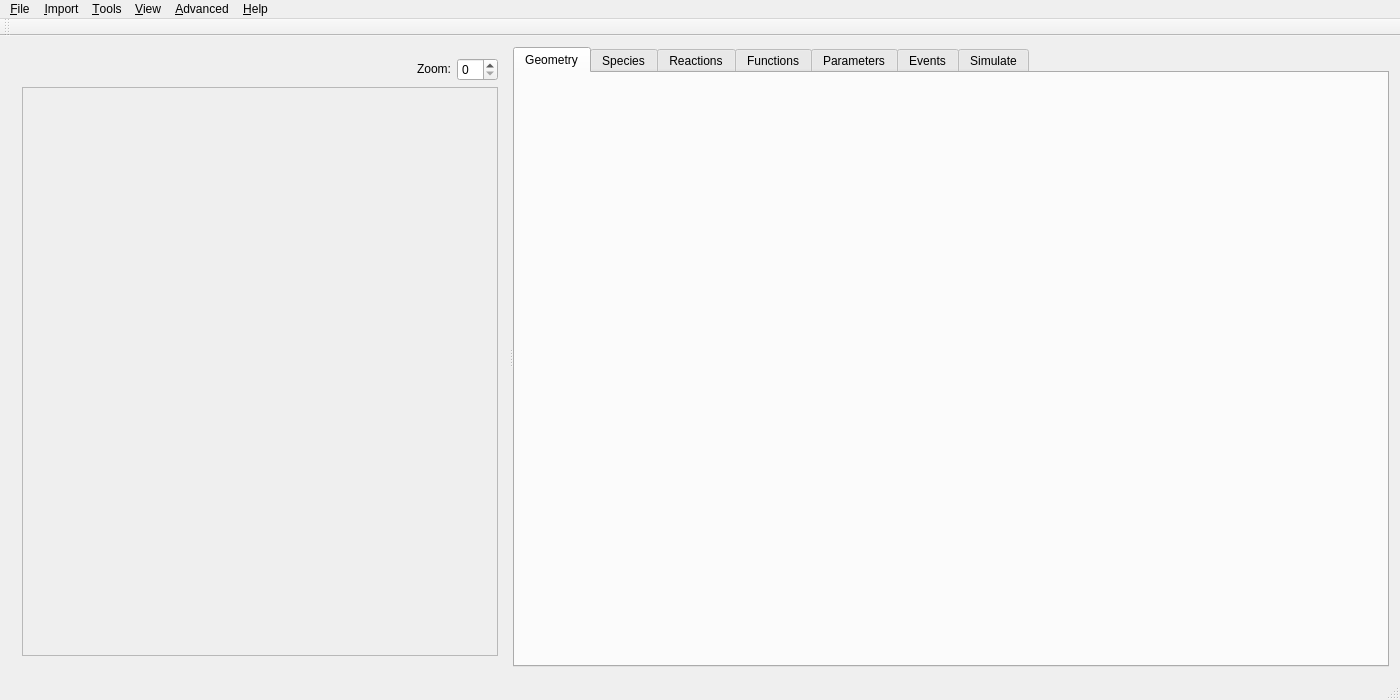
Qt form gui/mainwindow.ui (spatial-model-editor/spatial-model-editor) before a commit.
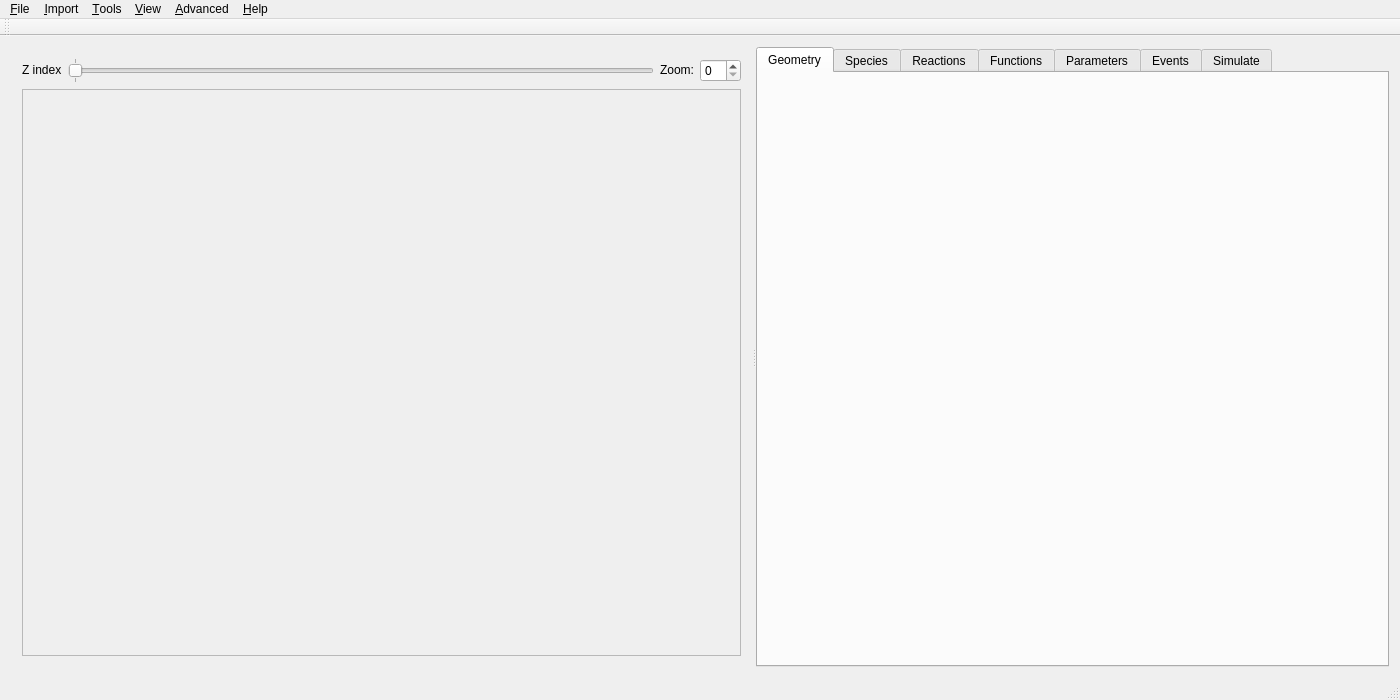
The same form after that commit. Custom widgets are drawn as their Qt base class.

Commit message: add slider to select Z slice of geometry

```diff
--- a/gui/mainwindow.ui
+++ b/gui/mainwindow.ui
@@ -32,6 +32,22 @@
       <widget class="QWidget" name="gridLayoutWidget">
        <layout class="QGridLayout" name="gridLayout">
         <item row="0" column="2">
+         <widget class="QLabel" name="lblGeometryZoomLabel">
+          <property name="sizePolicy">
+           <sizepolicy hsizetype="Fixed" vsizetype="Fixed">
+            <horstretch>0</horstretch>
+            <verstretch>0</verstretch>
+           </sizepolicy>
+          </property>
+          <property name="text">
+           <string>Zoom:</string>
+          </property>
+          <property name="alignment">
+           <set>Qt::AlignRight|Qt::AlignTrailing|Qt::AlignVCenter</set>
+          </property>
+         </widget>
+        </item>
+        <item row="0" column="3">
          <widget class="QSpinBox" name="spinGeometryZoom">
           <property name="sizePolicy">
            <sizepolicy hsizetype="Fixed" vsizetype="Fixed">
@@ -44,20 +60,7 @@
           </property>
          </widget>
         </item>
-        <item row="0" column="0">
-         <widget class="QLabel" name="lblGeometryStatus">
-          <property name="sizePolicy">
-           <sizepolicy hsizetype="Preferred" vsizetype="Fixed">
-            <horstretch>0</horstretch>
-            <verstretch>0</verstretch>
-           </sizepolicy>
-          </property>
-          <property name="text">
-           <string/>
-          </property>
-         </widget>
-        </item>
-        <item row="1" column="0" colspan="3">
+        <item row="1" column="0" colspan="4">
          <widget class="QScrollArea" name="scrollGeometry">
           <property name="widgetResizable">
            <bool>true</bool>
@@ -93,19 +96,29 @@
           </widget>
          </widget>
         </item>
+        <item row="0" column="0">
+         <widget class="QLabel" name="lblGeometryStatus">
+          <property name="sizePolicy">
+           <sizepolicy hsizetype="Preferred" vsizetype="Fixed">
+            <horstretch>0</horstretch>
+            <verstretch>0</verstretch>
+           </sizepolicy>
+          </property>
+          <property name="text">
+           <string>Z index</string>
+          </property>
+         </widget>
+        </item>
         <item row="0" column="1">
-         <widget class="QLabel" name="lblGeometryZoomLabel">
-          <property name="sizePolicy">
-           <sizepolicy hsizetype="Fixed" vsizetype="Fixed">
-            <horstretch>0</horstretch>
-            <verstretch>0</verstretch>
-           </sizepolicy>
+         <widget class="QSlider" name="slideGeometryZIndex">
+          <property name="maximum">
+           <number>0</number>
           </property>
-          <property name="text">
-           <string>Zoom:</string>
+          <property name="orientation">
+           <enum>Qt::Horizontal</enum>
           </property>
-          <property name="alignment">
-           <set>Qt::AlignRight|Qt::AlignTrailing|Qt::AlignVCenter</set>
+          <property name="tickPosition">
+           <enum>QSlider::TicksBothSides</enum>
           </property>
          </widget>
         </item>
```
